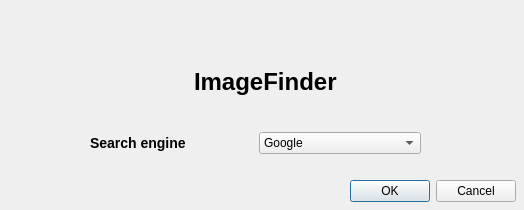
Old version of the form imagefindersettings.ui in the repository innermous/image-finder-plugin.
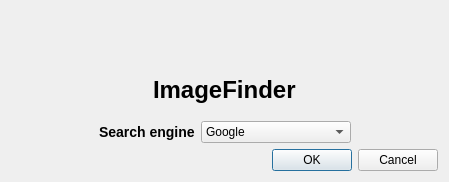
New version of the form. Icons and pictures are not drawn.

Commit message: fixed settings form layout

The edit to the form file:
```diff
--- a/imagefindersettings.ui
+++ b/imagefindersettings.ui
@@ -6,23 +6,106 @@
    <rect>
     <x>0</x>
     <y>0</y>
-    <width>524</width>
-    <height>210</height>
+    <width>449</width>
+    <height>182</height>
    </rect>
   </property>
   <property name="windowTitle">
    <string>ImageFinder Settings</string>
   </property>
-  <widget class="QWidget" name="layoutWidget">
-   <property name="geometry">
-    <rect>
-     <x>90</x>
-     <y>130</y>
-     <width>331</width>
-     <height>26</height>
-    </rect>
-   </property>
+  <layout class="QVBoxLayout" name="verticalLayout">
+   <item>
+    <layout class="QHBoxLayout" name="horizontalLayout">
+     <item>
+      <spacer name="horizontalSpacer">
+       <property name="orientation">
+        <enum>Qt::Horizontal</enum>
+       </property>
+       <property name="sizeHint" stdset="0">
+        <size>
+         <width>40</width>
+         <height>20</height>
+        </size>
+       </property>
+      </spacer>
+     </item>
+     <item>
+      <widget class="QLabel" name="label_2">
+       <property name="text">
+        <string/>
+       </property>
+       <property name="pixmap">
+        <pixmap resource="imagefinder.qrc">:/imgfinder/data/icon.png</pixmap>
+       </property>
+      </widget>
+     </item>
+     <item>
+      <spacer name="horizontalSpacer_4">
+       <property name="orientation">
+        <enum>Qt::Horizontal</enum>
+       </property>
+       <property name="sizeHint" stdset="0">
+        <size>
+         <width>40</width>
+         <height>20</height>
+        </size>
+       </property>
+      </spacer>
+     </item>
+    </layout>
+   </item>
+   <item>
+    <layout class="QHBoxLayout" name="horizontalLayout_2">
+     <item>
+      <spacer name="horizontalSpacer_6">
+       <property name="orientation">
+        <enum>Qt::Horizontal</enum>
+       </property>
+       <property name="sizeHint" stdset="0">
+        <size>
+         <width>40</width>
+         <height>20</height>
+        </size>
+       </property>
+      </spacer>
+     </item>
+     <item>
+      <widget class="QLabel" name="label">
+       <property name="text">
+        <string>&lt;html&gt;&lt;head/&gt;&lt;body&gt;&lt;p&gt;&lt;span style=&quot; font-size:xx-large; font-weight:600;&quot;&gt;ImageFinder&lt;/span&gt;&lt;/p&gt;&lt;/body&gt;&lt;/html&gt;</string>
+       </property>
+      </widget>
+     </item>
+     <item>
+      <spacer name="horizontalSpacer_5">
+       <property name="orientation">
+        <enum>Qt::Horizontal</enum>
+       </property>
+       <property name="sizeHint" stdset="0">
+        <size>
+         <width>40</width>
+         <height>20</height>
+        </size>
+       </property>
+      </spacer>
+     </item>
+    </layout>
+   </item>
+   <item>
    <layout class="QHBoxLayout" name="horizontalLayout_3">
+     <item>
+      <spacer name="horizontalSpacer_2">
+       <property name="orientation">
+        <enum>Qt::Horizontal</enum>
+       </property>
+       <property name="sizeHint" stdset="0">
+        <size>
+         <width>40</width>
+         <height>20</height>
+        </size>
+       </property>
+      </spacer>
+     </item>
     <item>
      <widget class="QLabel" name="label_3">
       <property name="text">
@@ -32,6 +115,18 @@
     </item>
     <item>
      <widget class="QComboBox" name="cboxEngines">
+       <property name="sizePolicy">
+        <sizepolicy hsizetype="Fixed" vsizetype="Fixed">
+         <horstretch>0</horstretch>
+         <verstretch>0</verstretch>
+        </sizepolicy>
+       </property>
+       <property name="minimumSize">
+        <size>
+         <width>150</width>
+         <height>0</height>
+        </size>
+       </property>
       <item>
        <property name="text">
         <string>Google</string>
@@ -61,113 +156,29 @@
       </item>
      </widget>
     </item>
-   </layout>
-  </widget>
+     <item>
+      <spacer name="horizontalSpacer_3">
+       <property name="orientation">
+        <enum>Qt::Horizontal</enum>
+       </property>
+       <property name="sizeHint" stdset="0">
+        <size>
+         <width>40</width>
+         <height>20</height>
+        </size>
+       </property>
+      </spacer>
+     </item>
+    </layout>
+   </item>
+   <item>
   <widget class="QDialogButtonBox" name="buttonBox">
-   <property name="geometry">
-    <rect>
-     <x>350</x>
-     <y>180</y>
-     <width>166</width>
-     <height>22</height>
-    </rect>
-   </property>
    <property name="standardButtons">
     <set>QDialogButtonBox::Cancel|QDialogButtonBox::Ok</set>
    </property>
   </widget>
-  <widget class="QWidget" name="layoutWidget">
-   <property name="geometry">
-    <rect>
-     <x>10</x>
-     <y>20</y>
-     <width>511</width>
-     <height>81</height>
-    </rect>
-   </property>
-   <layout class="QVBoxLayout" name="verticalLayout">
-    <item>
-     <layout class="QHBoxLayout" name="horizontalLayout_2">
-      <property name="sizeConstraint">
-       <enum>QLayout::SetMaximumSize</enum>
-      </property>
-      <item>
-       <spacer name="horizontalSpacer_3">
-        <property name="orientation">
-         <enum>Qt::Horizontal</enum>
-        </property>
-        <property name="sizeHint" stdset="0">
-         <size>
-          <width>40</width>
-          <height>20</height>
-         </size>
-        </property>
-       </spacer>
-      </item>
-      <item>
-       <widget class="QLabel" name="label_2">
-        <property name="text">
-         <string/>
-        </property>
-        <property name="pixmap">
-         <pixmap resource="imagefinder.qrc">:/imgfinder/data/icon.png</pixmap>
-        </property>
-       </widget>
-      </item>
-      <item>
-       <spacer name="horizontalSpacer_4">
-        <property name="orientation">
-         <enum>Qt::Horizontal</enum>
-        </property>
-        <property name="sizeHint" stdset="0">
-         <size>
-          <width>40</width>
-          <height>20</height>
-         </size>
-        </property>
-       </spacer>
-      </item>
-     </layout>
-    </item>
-    <item>
-     <layout class="QHBoxLayout" name="horizontalLayout">
-      <item>
-       <spacer name="horizontalSpacer_2">
-        <property name="orientation">
-         <enum>Qt::Horizontal</enum>
-        </property>
-        <property name="sizeHint" stdset="0">
-         <size>
-          <width>40</width>
-          <height>20</height>
-         </size>
-        </property>
-       </spacer>
-      </item>
-      <item>
-       <widget class="QLabel" name="label">
-        <property name="text">
-         <string>&lt;html&gt;&lt;head/&gt;&lt;body&gt;&lt;p&gt;&lt;span style=&quot; font-size:xx-large; font-weight:600;&quot;&gt;ImageFinder&lt;/span&gt;&lt;/p&gt;&lt;/body&gt;&lt;/html&gt;</string>
-        </property>
-       </widget>
-      </item>
-      <item>
-       <spacer name="horizontalSpacer">
-        <property name="orientation">
-         <enum>Qt::Horizontal</enum>
-        </property>
-        <property name="sizeHint" stdset="0">
-         <size>
-          <width>40</width>
-          <height>20</height>
-         </size>
-        </property>
-       </spacer>
-      </item>
-     </layout>
-    </item>
-   </layout>
-  </widget>
+   </item>
+  </layout>
  </widget>
  <resources>
   <include location="imagefinder.qrc"/>
```
Lines whose indentation alone changed are shown as unchanged. The commit also changes 1 other file.
